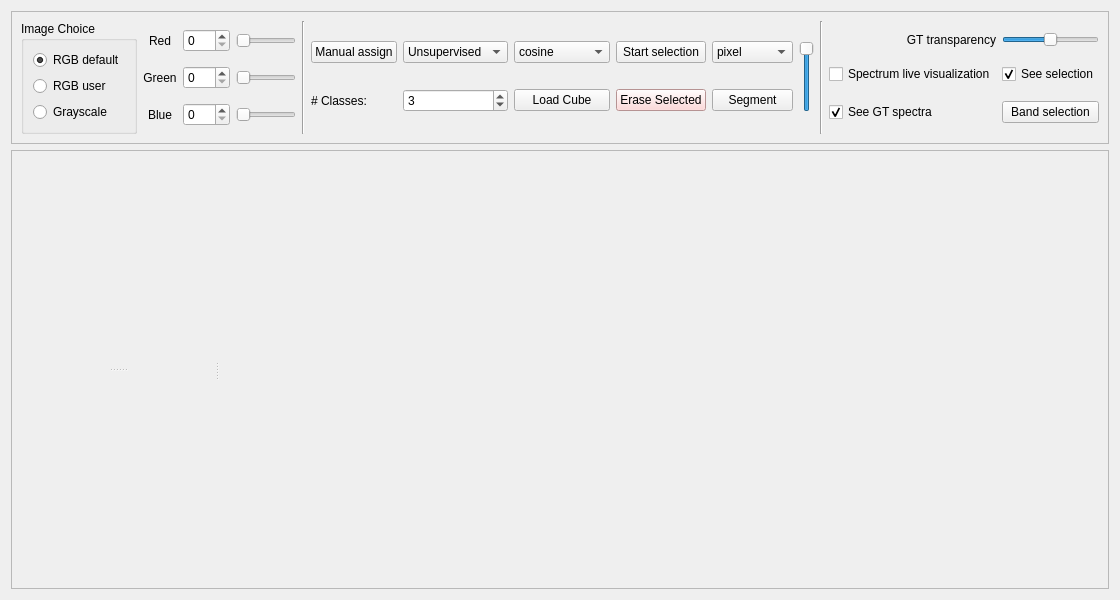
Llanik/Hypertool, file ground_truth/ground_truth_window.ui: the form before one commit.
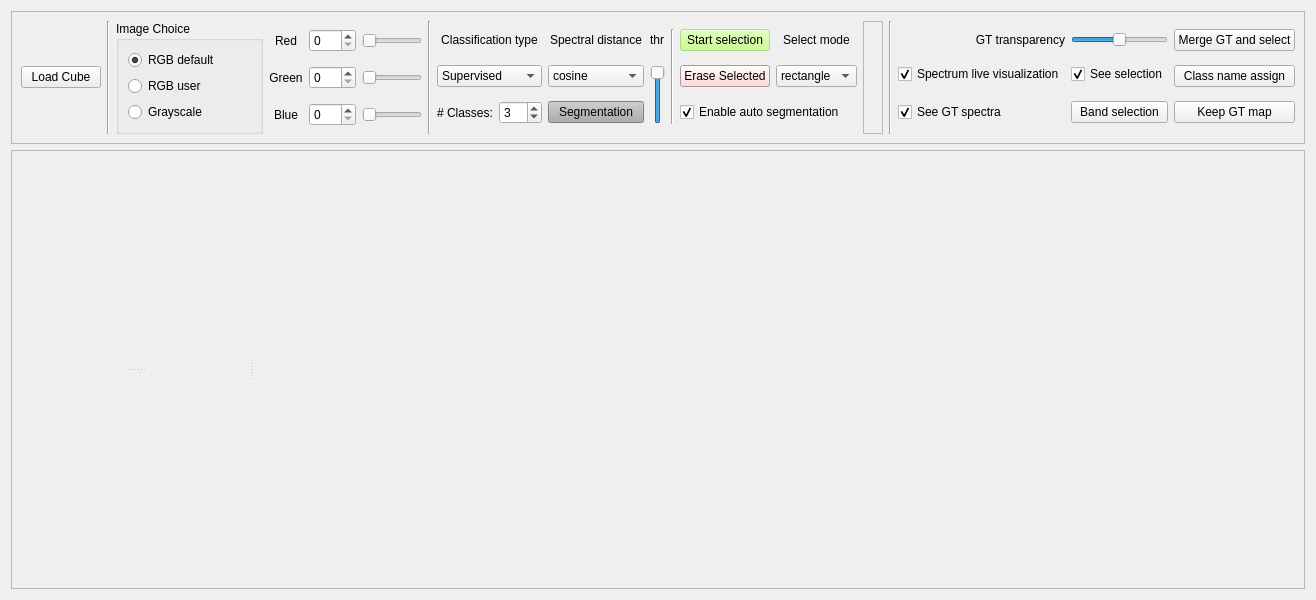
The form after the commit.

Commit message: Merging GT and manual added add legend of color class when selecting

```diff
--- a/ground_truth/ground_truth_window.ui
+++ b/ground_truth/ground_truth_window.ui
@@ -6,7 +6,7 @@
    <rect>
     <x>0</x>
     <y>0</y>
-    <width>1052</width>
+    <width>1316</width>
     <height>600</height>
    </rect>
   </property>
@@ -22,7 +22,21 @@
      <property name="frameShadow">
       <enum>QFrame::Raised</enum>
      </property>
-     <layout class="QHBoxLayout" name="horizontalLayout_2" stretch="2,2,1,0,1,2">
+     <layout class="QHBoxLayout" name="horizontalLayout_2" stretch="0,0,4,4,1,0,0,1,4,2">
+      <item>
+       <widget class="QPushButton" name="load_btn">
+        <property name="text">
+         <string>Load Cube</string>
+        </property>
+       </widget>
+      </item>
+      <item>
+       <widget class="Line" name="line_4">
+        <property name="orientation">
+         <enum>Qt::Vertical</enum>
+        </property>
+       </widget>
+      </item>
       <item>
        <widget class="QGroupBox" name="groupBox_image_type">
         <property name="title">
@@ -64,29 +78,6 @@
       </item>
       <item>
        <layout class="QGridLayout" name="gridLayout_RGBchannels_3">
-        <item row="2" column="2">
-         <widget class="QSlider" name="horizontalSlider_blue_channel">
-          <property name="maximum">
-           <number>149</number>
-          </property>
-          <property name="value">
-           <number>0</number>
-          </property>
-          <property name="orientation">
-           <enum>Qt::Horizontal</enum>
-          </property>
-         </widget>
-        </item>
-        <item row="0" column="0">
-         <widget class="QLabel" name="label_red_channel">
-          <property name="text">
-           <string>Red</string>
-          </property>
-          <property name="alignment">
-           <set>Qt::AlignCenter</set>
-          </property>
-         </widget>
-        </item>
         <item row="1" column="1">
          <widget class="QSpinBox" name="spinBox_green_channel">
           <property name="maximum">
@@ -97,48 +88,6 @@
           </property>
          </widget>
         </item>
-        <item row="1" column="2">
-         <widget class="QSlider" name="horizontalSlider_green_channel">
-          <property name="maximum">
-           <number>149</number>
-          </property>
-          <property name="value">
-           <number>0</number>
-          </property>
-          <property name="orientation">
-           <enum>Qt::Horizontal</enum>
-          </property>
-         </widget>
-        </item>
-        <item row="0" column="2">
-         <widget class="QSlider" name="horizontalSlider_red_channel">
-          <property name="minimumSize">
-           <size>
-            <width>60</width>
-            <height>0</height>
-           </size>
-          </property>
-          <property name="maximum">
-           <number>149</number>
-          </property>
-          <property name="value">
-           <number>0</number>
-          </property>
-          <property name="orientation">
-           <enum>Qt::Horizontal</enum>
-          </property>
-         </widget>
-        </item>
-        <item row="1" column="0">
-         <widget class="QLabel" name="label_green_channel">
-          <property name="text">
-           <string>Green</string>
-          </property>
-          <property name="alignment">
-           <set>Qt::AlignCenter</set>
-          </property>
-         </widget>
-        </item>
         <item row="2" column="1">
          <widget class="QSpinBox" name="spinBox_blue_channel">
           <property name="maximum">
@@ -162,6 +111,29 @@
           </property>
          </widget>
         </item>
+        <item row="2" column="2">
+         <widget class="QSlider" name="horizontalSlider_blue_channel">
+          <property name="maximum">
+           <number>149</number>
+          </property>
+          <property name="value">
+           <number>0</number>
+          </property>
+          <property name="orientation">
+           <enum>Qt::Horizontal</enum>
+          </property>
+         </widget>
+        </item>
+        <item row="1" column="0">
+         <widget class="QLabel" name="label_green_channel">
+          <property name="text">
+           <string>Green</string>
+          </property>
+          <property name="alignment">
+           <set>Qt::AlignCenter</set>
+          </property>
+         </widget>
+        </item>
         <item row="2" column="0">
          <widget class="QLabel" name="label_blue_channel">
           <property name="text">
@@ -172,6 +144,48 @@
           </property>
          </widget>
         </item>
+        <item row="0" column="0">
+         <widget class="QLabel" name="label_red_channel">
+          <property name="text">
+           <string>Red</string>
+          </property>
+          <property name="alignment">
+           <set>Qt::AlignCenter</set>
+          </property>
+         </widget>
+        </item>
+        <item row="1" column="2">
+         <widget class="QSlider" name="horizontalSlider_green_channel">
+          <property name="maximum">
+           <number>149</number>
+          </property>
+          <property name="value">
+           <number>0</number>
+          </property>
+          <property name="orientation">
+           <enum>Qt::Horizontal</enum>
+          </property>
+         </widget>
+        </item>
+        <item row="0" column="2">
+         <widget class="QSlider" name="horizontalSlider_red_channel">
+          <property name="minimumSize">
+           <size>
+            <width>60</width>
+            <height>0</height>
+           </size>
+          </property>
+          <property name="maximum">
+           <number>149</number>
+          </property>
+          <property name="value">
+           <number>0</number>
+          </property>
+          <property name="orientation">
+           <enum>Qt::Horizontal</enum>
+          </property>
+         </widget>
+        </item>
        </layout>
       </item>
       <item>
@@ -183,37 +197,18 @@
       </item>
       <item>
        <layout class="QGridLayout" name="gridLayout">
-        <item row="0" column="4">
-         <widget class="QComboBox" name="comboBox_distance">
-          <item>
-           <property name="text">
-            <string>cosine</string>
-           </property>
-          </item>
-          <item>
-           <property name="text">
-            <string>sqeuclidean</string>
-           </property>
-          </item>
-          <item>
-           <property name="text">
-            <string>correlation</string>
-           </property>
-          </item>
-          <item>
-           <property name="text">
-            <string>canberra</string>
-           </property>
-          </item>
+        <item row="0" column="8">
+         <widget class="QLabel" name="label_selec_mode">
+          <property name="text">
+           <string>Select mode</string>
+          </property>
+          <property name="alignment">
+           <set>Qt::AlignCenter</set>
+          </property>
          </widget>
         </item>
-        <item row="0" column="6">
+        <item row="1" column="8">
          <widget class="QComboBox" name="comboBox_pixel_selection_mode">
-          <item>
-           <property name="text">
-            <string>pixel</string>
-           </property>
-          </item>
           <item>
            <property name="text">
             <string>rectangle</string>
@@ -224,27 +219,54 @@
             <string>ellipse</string>
            </property>
           </item>
-         </widget>
-        </item>
-        <item row="0" column="3">
-         <widget class="QComboBox" name="comboBox_ClassifMode">
           <item>
            <property name="text">
-            <string>Unsupervised</string>
+            <string>pixel</string>
            </property>
           </item>
-          <item>
-           <property name="text">
-            <string>Supervised</string>
-           </property>
-          </item>
          </widget>
         </item>
-        <item row="0" column="5">
+        <item row="2" column="3">
+         <widget class="QSpinBox" name="nclass_box">
+          <property name="minimum">
+           <number>2</number>
+          </property>
+          <property name="maximum">
+           <number>20</number>
+          </property>
+          <property name="value">
+           <number>3</number>
+          </property>
+         </widget>
+        </item>
+        <item row="0" column="2" colspan="2">
+         <widget class="QLabel" name="label_class_type">
+          <property name="text">
+           <string>Classification type</string>
+          </property>
+          <property name="alignment">
+           <set>Qt::AlignCenter</set>
+          </property>
+         </widget>
+        </item>
+        <item row="2" column="7" colspan="2">
+         <widget class="QCheckBox" name="checkBox_enable_segment">
+          <property name="text">
+           <string>Enable auto segmentation</string>
+          </property>
+          <property name="checked">
+           <bool>true</bool>
+          </property>
+         </widget>
+        </item>
+        <item row="0" column="7">
          <widget class="QPushButton" name="pushButton_class_selection">
           <property name="enabled">
            <bool>true</bool>
           </property>
+          <property name="styleSheet">
+           <string notr="true">background-color: rgba(186, 255, 112, 125);</string>
+          </property>
           <property name="text">
            <string>Start selection</string>
           </property>
@@ -253,21 +275,17 @@
           </property>
          </widget>
         </item>
-        <item row="0" column="0">
-         <widget class="QPushButton" name="pushButton_manual">
-          <property name="text">
-           <string>Manual assign</string>
-          </property>
-         </widget>
-        </item>
-        <item row="1" column="6">
+        <item row="2" column="4">
          <widget class="QPushButton" name="run_btn">
+          <property name="styleSheet">
+           <string notr="true">background-color: rgb(173, 173, 173);</string>
+          </property>
           <property name="text">
-           <string>Segment</string>
+           <string>Segmentation</string>
           </property>
          </widget>
         </item>
-        <item row="1" column="5">
+        <item row="1" column="7">
          <widget class="QPushButton" name="pushButton_erase_selected_pix">
           <property name="styleSheet">
            <string notr="true">background-color: rgb(255, 206, 206);</string>
@@ -281,33 +299,71 @@
          </widget>
         </item>
         <item row="1" column="4">
-         <widget class="QPushButton" name="load_btn">
+         <widget class="QComboBox" name="comboBox_distance">
+          <item>
+           <property name="text">
+            <string>cosine</string>
+           </property>
+          </item>
+          <item>
+           <property name="text">
+            <string>sqeuclidean</string>
+           </property>
+          </item>
+          <item>
+           <property name="text">
+            <string>correlation</string>
+           </property>
+          </item>
+          <item>
+           <property name="text">
+            <string>canberra</string>
+           </property>
+          </item>
+         </widget>
+        </item>
+        <item row="0" column="4">
+         <widget class="QLabel" name="label_metric">
           <property name="text">
-           <string>Load Cube</string>
+           <string>Spectral distance</string>
           </property>
-         </widget>
-        </item>
-        <item row="1" column="3">
-         <widget class="QSpinBox" name="nclass_box">
-          <property name="minimum">
-           <number>2</number>
+          <property name="alignment">
+           <set>Qt::AlignCenter</set>
           </property>
-          <property name="maximum">
-           <number>20</number>
-          </property>
-          <property name="value">
-           <number>3</number>
-          </property>
          </widget>
         </item>
-        <item row="1" column="0">
+        <item row="2" column="2">
          <widget class="QLabel" name="nclass_label">
           <property name="text">
            <string># Classes:</string>
           </property>
          </widget>
         </item>
-        <item row="0" column="7" rowspan="2">
+        <item row="0" column="6" rowspan="3">
+         <widget class="Line" name="line_2">
+          <property name="lineWidth">
+           <number>1</number>
+          </property>
+          <property name="orientation">
+           <enum>Qt::Vertical</enum>
+          </property>
+         </widget>
+        </item>
+        <item row="1" column="2" colspan="2">
+         <widget class="QComboBox" name="comboBox_ClassifMode">
+          <item>
+           <property name="text">
+            <string>Supervised</string>
+           </property>
+          </item>
+          <item>
+           <property name="text">
+            <string>Unsupervised</string>
+           </property>
+          </item>
+         </widget>
+        </item>
+        <item row="1" column="5" rowspan="2">
          <widget class="QSlider" name="slider_class_thr">
           <property name="minimum">
            <number>0</number>
@@ -326,8 +382,26 @@
           </property>
          </widget>
         </item>
+        <item row="0" column="5">
+         <widget class="QLabel" name="label_thr">
+          <property name="text">
+           <string>thr</string>
+          </property>
+         </widget>
+        </item>
        </layout>
       </item>
+      <item>
+       <widget class="QFrame" name="frame_legend">
+        <property name="frameShape">
+         <enum>QFrame::StyledPanel</enum>
+        </property>
+        <property name="frameShadow">
+         <enum>QFrame::Raised</enum>
+        </property>
+        <layout class="QVBoxLayout" name="verticalLayout_6"/>
+       </widget>
+      </item>
       <item>
        <widget class="Line" name="line_3">
         <property name="orientation">
@@ -374,6 +448,9 @@
           <property name="text">
            <string>Spectrum live visualization</string>
           </property>
+          <property name="checked">
+           <bool>true</bool>
+          </property>
          </widget>
         </item>
         <item row="3" column="2">
@@ -405,6 +482,31 @@
         </item>
        </layout>
       </item>
+      <item>
+       <layout class="QVBoxLayout" name="verticalLayout_3" stretch="0,0,0">
+        <item>
+         <widget class="QPushButton" name="pushButton_merge">
+          <property name="text">
+           <string>Merge GT and select</string>
+          </property>
+         </widget>
+        </item>
+        <item>
+         <widget class="QPushButton" name="pushButton_class_name_assign">
+          <property name="text">
+           <string>Class name assign</string>
+          </property>
+         </widget>
+        </item>
+        <item>
+         <widget class="QPushButton" name="pushButton_keep_GT">
+          <property name="text">
+           <string>Keep GT map</string>
+          </property>
+         </widget>
+        </item>
+       </layout>
+      </item>
      </layout>
     </widget>
    </item>
```
The commit also changes 3 other files.
